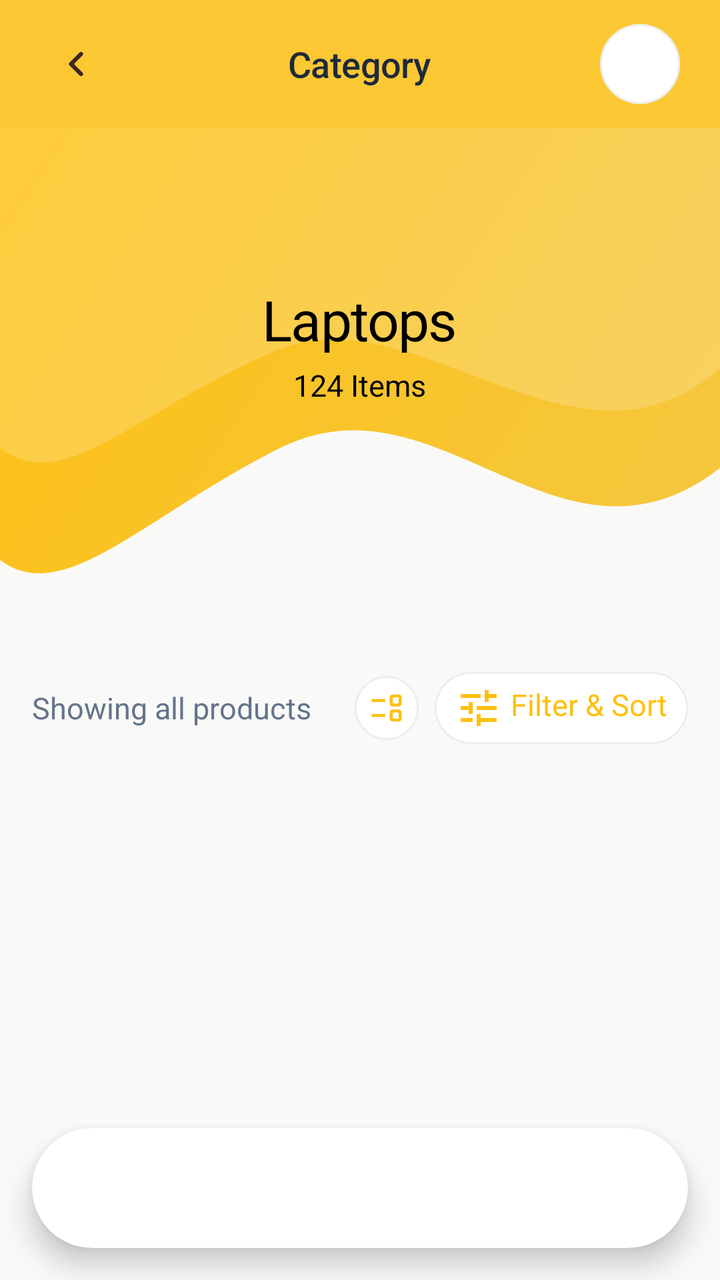
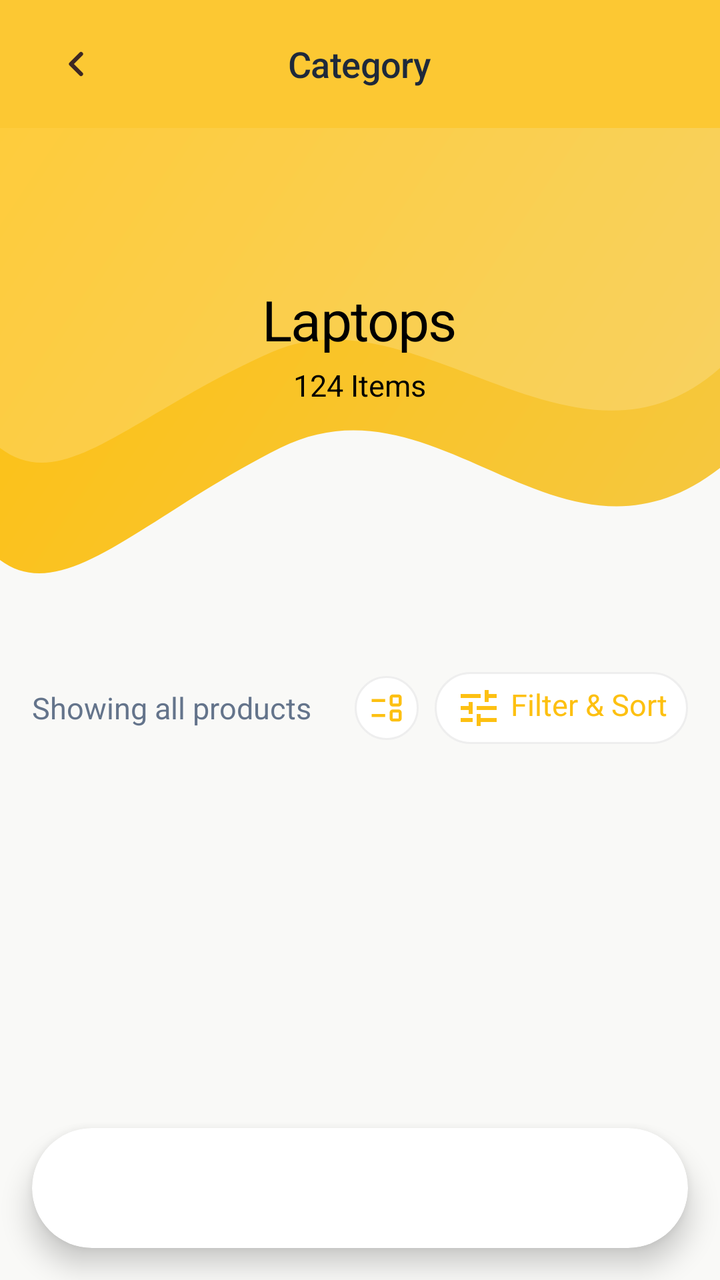

Screens rendered from an Android XML layout before and after an edit, with the pre-edit source and the edit as a unified diff.
<!-- AndroidManifest.xml: application theme Theme.BeckieDealApp -->
<!-- res/layout/activity_category_detail.xml -->
﻿<?xml version="1.0" encoding="utf-8"?>
<androidx.constraintlayout.widget.ConstraintLayout xmlns:android="http://schemas.android.com/apk/res/android"
    xmlns:app="http://schemas.android.com/apk/res-auto"
    xmlns:tools="http://schemas.android.com/tools"
    android:layout_width="match_parent"
    android:layout_height="match_parent"
    android:background="@color/background"
    android:fitsSystemWindows="true"
    tools:context=".CategoryDetailActivity">

    
    <com.google.android.material.appbar.MaterialToolbar
        android:id="@+id/topAppBar"
        android:layout_width="match_parent"
        android:layout_height="@dimen/toolbar_height"
        android:background="@color/topbar_yellow_transparent"
        app:contentInsetStart="0dp"
        app:elevation="0dp"
        app:layout_constraintTop_toTopOf="parent">

        <RelativeLayout
            android:layout_width="match_parent"
            android:layout_height="match_parent"
            android:paddingHorizontal="16dp">

            
            <ImageView
                android:id="@+id/backButton"
                android:layout_width="44dp"
                android:layout_height="44dp"
                android:layout_alignParentStart="true"
                android:layout_centerVertical="true"
                android:padding="12dp"
                android:src="@drawable/ic_arrow_left"
                android:contentDescription="Back"
                app:tint="@color/dark_brown" />

            
            <TextView
                android:id="@+id/categoryTitleText"
                android:layout_width="wrap_content"
                android:layout_height="wrap_content"
                android:layout_centerInParent="true"
                android:text="Category"
                android:textAppearance="@style/TextAppearance.App.SectionHeader" />

            
            <ImageView
                android:id="@+id/categoryImageIcon"
                android:layout_width="40dp"
                android:layout_height="40dp"
                android:layout_alignParentEnd="true"
                android:layout_centerVertical="true"
                android:layout_marginEnd="4dp"
                android:scaleType="fitCenter"
                android:contentDescription="Category Image"
                android:background="@drawable/chip_unselected" />

        </RelativeLayout>
    </com.google.android.material.appbar.MaterialToolbar>

    
    <androidx.core.widget.NestedScrollView
        android:layout_width="match_parent"
        android:layout_height="0dp"
        android:fillViewport="true"
        app:layout_constraintTop_toBottomOf="@id/topAppBar"
        app:layout_constraintBottom_toBottomOf="parent">

        <LinearLayout
            android:layout_width="match_parent"
            android:layout_height="wrap_content"
            android:orientation="vertical"
            android:clipToPadding="false"
            android:paddingBottom="100dp">

            
            <FrameLayout
                android:id="@+id/categoryHeroCard"
                android:layout_width="match_parent"
                android:layout_height="wrap_content">

                
                <ImageView
                    android:layout_width="match_parent"
                    android:layout_height="wrap_content"
                    android:adjustViewBounds="true"
                    android:importantForAccessibility="no"
                    android:scaleType="fitXY"
                    android:src="@drawable/bg_top_wave" />

                
                <LinearLayout
                    android:layout_width="match_parent"
                    android:layout_height="wrap_content"
                    android:layout_gravity="center_vertical"
                    android:orientation="vertical"
                    android:paddingHorizontal="20dp"
                    android:paddingTop="32dp"
                    android:paddingBottom="56dp"
                    android:gravity="center">

                    <TextView
                        android:id="@+id/heroTitle"
                        android:layout_width="wrap_content"
                        android:layout_height="wrap_content"
                        android:text="Laptops"
                        android:textAppearance="@style/TextAppearance.App.ScreenTitle"
                        android:textColor="#000000"
                        android:textAlignment="center" />

                    <TextView
                        android:id="@+id/heroSubtitle"
                        android:layout_width="wrap_content"
                        android:layout_height="wrap_content"
                        android:layout_marginTop="4dp"
                        android:text="124 Items"
                        android:textAppearance="@style/TextAppearance.App.Body"
                        android:textColor="#000000"
                        android:textAlignment="center" />
                </LinearLayout>
            </FrameLayout>

            
            <HorizontalScrollView
                android:layout_width="match_parent"
                android:layout_height="wrap_content"
                android:scrollbars="none"
                android:paddingTop="16dp"
                android:paddingBottom="4dp">

                <LinearLayout
                    android:id="@+id/brandFilterContainer"
                    android:layout_width="wrap_content"
                    android:layout_height="wrap_content"
                    android:orientation="horizontal"
                    android:paddingStart="16dp"
                    android:paddingEnd="16dp" />
            </HorizontalScrollView>

            
            <LinearLayout
                android:id="@+id/resultsRow"
                android:layout_width="match_parent"
                android:layout_height="wrap_content"
                android:orientation="horizontal"
                android:gravity="center_vertical"
                android:paddingHorizontal="16dp"
                android:paddingTop="12dp"
                android:paddingBottom="4dp">

                <TextView
                    android:id="@+id/resultsLabel"
                    android:layout_width="0dp"
                    android:layout_height="wrap_content"
                    android:layout_weight="1"
                    android:text="Showing all products"
                    android:textAppearance="@style/TextAppearance.App.Body"
                    android:textColor="@color/text_secondary" />

                
                <RelativeLayout
                    android:id="@+id/viewModeButton"
                    android:layout_width="32dp"
                    android:layout_height="32dp"
                    android:layout_marginEnd="8dp"
                    android:background="@drawable/chip_unselected"
                    android:clickable="true"
                    android:focusable="true">

                    <ImageView
                        android:id="@+id/viewModeIcon"
                        android:layout_width="18dp"
                        android:layout_height="18dp"
                        android:layout_centerInParent="true"
                        android:src="@drawable/event_list_24"
                        app:tint="@color/primary" />

                </RelativeLayout>

                <TextView
                    android:id="@+id/sortButton"
                    android:layout_width="wrap_content"
                    android:layout_height="wrap_content"
                    android:clickable="true"
                    android:focusable="true"
                    android:drawableStart="@drawable/ic_filter"
                    android:drawablePadding="4dp"
                    android:text="Filter &amp; Sort"
                    android:textAppearance="@style/TextAppearance.App.CardPrice"
                    android:textColor="@color/primary"
                    android:paddingHorizontal="10dp"
                    android:paddingVertical="6dp"
                    android:background="@drawable/chip_unselected" />
            </LinearLayout>

            
            <androidx.recyclerview.widget.RecyclerView
                android:id="@+id/detailProductsGrid"
                android:layout_width="match_parent"
                android:layout_height="wrap_content"
                android:layout_marginTop="4dp"
                android:paddingBottom="140dp"
                android:clipToPadding="false"
                android:background="@color/background"
                android:nestedScrollingEnabled="false"
                android:overScrollMode="never" />

        </LinearLayout>
    </androidx.core.widget.NestedScrollView>

    
    <include layout="@layout/layout_bottom_nav" />

</androidx.constraintlayout.widget.ConstraintLayout>
<!-- res/layout/layout_bottom_nav.xml (included above) -->
<?xml version="1.0" encoding="utf-8"?>
<FrameLayout
    xmlns:android="http://schemas.android.com/apk/res/android"
    xmlns:app="http://schemas.android.com/apk/res-auto"
    android:id="@+id/bottomNavGlassHost"
    android:layout_width="0dp"
    android:layout_height="wrap_content"
    android:layout_marginStart="@dimen/bottom_nav_side_margin"
    android:layout_marginEnd="@dimen/bottom_nav_side_margin"
    android:layout_marginBottom="@dimen/bottom_nav_bottom_margin"
    android:background="@drawable/bottom_nav_glass_bg"
    android:clipToOutline="true"
    android:elevation="8dp"
    app:layout_constraintBottom_toBottomOf="parent"
    app:layout_constraintStart_toStartOf="parent"
    app:layout_constraintEnd_toEndOf="parent">

    <LinearLayout
        android:id="@+id/customBottomNav"
        android:layout_width="match_parent"
        android:layout_height="60dp"
        android:orientation="horizontal"
        android:gravity="center"
        android:paddingStart="4dp"
        android:paddingEnd="4dp"
        android:weightSum="5.0">

        
        <LinearLayout
            android:id="@+id/navItemHome"
            android:layout_width="0dp"
            android:layout_height="match_parent"
            android:layout_weight="1"
            android:gravity="center"
            android:orientation="horizontal"
            android:clickable="true"
            android:focusable="true"
            android:background="?attr/selectableItemBackgroundBorderless">

            <LinearLayout
                android:id="@+id/navPillHome"
                android:layout_width="wrap_content"
                android:layout_height="34dp"
                android:orientation="horizontal"
                android:gravity="center"
                android:paddingStart="8dp"
                android:paddingEnd="8dp"
                android:background="@drawable/nav_pill_background">

                <ImageView
                    android:id="@+id/navIconHome"
                    android:layout_width="20dp"
                    android:layout_height="20dp"
                    android:src="@drawable/bottom_nav_home_icon"
                    android:scaleType="fitCenter" />

                <TextView
                    android:id="@+id/navLabelHome"
                    android:layout_width="wrap_content"
                    android:layout_height="wrap_content"
                    android:layout_marginStart="5dp"
                    android:text="Home"
                    android:textSize="11sp"
                    android:textStyle="bold"
                    android:visibility="gone"
                    android:alpha="0"
                    android:includeFontPadding="false" />
            </LinearLayout>
        </LinearLayout>

        
        <LinearLayout
            android:id="@+id/navItemCategories"
            android:layout_width="0dp"
            android:layout_height="match_parent"
            android:layout_weight="1"
            android:gravity="center"
            android:orientation="horizontal"
            android:clickable="true"
            android:focusable="true"
            android:background="?attr/selectableItemBackgroundBorderless">

            <LinearLayout
                android:id="@+id/navPillCategories"
                android:layout_width="wrap_content"
                android:layout_height="34dp"
                android:orientation="horizontal"
                android:gravity="center"
                android:paddingStart="8dp"
                android:paddingEnd="8dp"
                android:background="@drawable/nav_pill_background">

                <ImageView
                    android:id="@+id/navIconCategories"
                    android:layout_width="20dp"
                    android:layout_height="20dp"
                    android:src="@drawable/bottom_nav_categories_icon"
                    android:scaleType="fitCenter" />

                <TextView
                    android:id="@+id/navLabelCategories"
                    android:layout_width="wrap_content"
                    android:layout_height="wrap_content"
                    android:layout_marginStart="5dp"
                    android:text="Categories"
                    android:textSize="11sp"
                    android:textStyle="bold"
                    android:visibility="gone"
                    android:alpha="0"
                    android:includeFontPadding="false"
                    android:maxLines="1" />
            </LinearLayout>
        </LinearLayout>

        
        <LinearLayout
            android:id="@+id/navItemWishlist"
            android:layout_width="0dp"
            android:layout_height="match_parent"
            android:layout_weight="1"
            android:gravity="center"
            android:orientation="horizontal"
            android:clickable="true"
            android:focusable="true"
            android:background="?attr/selectableItemBackgroundBorderless">

            <LinearLayout
                android:id="@+id/navPillWishlist"
                android:layout_width="wrap_content"
                android:layout_height="34dp"
                android:orientation="horizontal"
                android:gravity="center"
                android:paddingStart="8dp"
                android:paddingEnd="8dp"
                android:background="@drawable/nav_pill_background">

                <ImageView
                    android:id="@+id/navIconWishlist"
                    android:layout_width="20dp"
                    android:layout_height="20dp"
                    android:src="@drawable/bottom_nav_favorites_icon"
                    android:scaleType="fitCenter" />

                <TextView
                    android:id="@+id/navLabelWishlist"
                    android:layout_width="wrap_content"
                    android:layout_height="wrap_content"
                    android:layout_marginStart="5dp"
                    android:text="Wishlist"
                    android:textSize="11sp"
                    android:textStyle="bold"
                    android:visibility="gone"
                    android:alpha="0"
                    android:includeFontPadding="false"
                    android:maxLines="1" />
            </LinearLayout>
        </LinearLayout>

        
        <LinearLayout
            android:id="@+id/navItemCart"
            android:layout_width="0dp"
            android:layout_height="match_parent"
            android:layout_weight="1"
            android:gravity="center"
            android:orientation="horizontal"
            android:clickable="true"
            android:focusable="true"
            android:background="?attr/selectableItemBackgroundBorderless">

            <LinearLayout
                android:id="@+id/navPillCart"
                android:layout_width="wrap_content"
                android:layout_height="34dp"
                android:orientation="horizontal"
                android:gravity="center"
                android:paddingStart="8dp"
                android:paddingEnd="8dp"
                android:background="@drawable/nav_pill_background">

                <ImageView
                    android:id="@+id/navIconCart"
                    android:layout_width="20dp"
                    android:layout_height="20dp"
                    android:src="@drawable/bottom_nav_cart_icon"
                    android:scaleType="fitCenter" />

                
                <FrameLayout
                    android:layout_width="wrap_content"
                    android:layout_height="wrap_content"
                    android:layout_marginStart="-6dp"
                    android:layout_marginTop="-4dp">
                    
                    <TextView
                        android:id="@+id/cartBadge"
                        android:layout_width="16dp"
                        android:layout_height="16dp"
                        android:background="@drawable/badge_pill"
                        android:backgroundTint="@color/primary"
                        android:textSize="9sp"
                        android:textStyle="bold"
                        android:textColor="@color/white_fixed"
                        android:visibility="gone"
                        android:includeFontPadding="false"
                        android:gravity="center" />
                </FrameLayout>

                <TextView
                    android:id="@+id/navLabelCart"
                    android:layout_width="wrap_content"
                    android:layout_height="wrap_content"
                    android:layout_marginStart="5dp"
                    android:text="Cart"
                    android:textSize="11sp"
                    android:textStyle="bold"
                    android:visibility="gone"
                    android:alpha="0"
                    android:includeFontPadding="false" />
            </LinearLayout>
        </LinearLayout>

        
        <LinearLayout
            android:id="@+id/navItemAccount"
            android:layout_width="0dp"
            android:layout_height="match_parent"
            android:layout_weight="1"
            android:gravity="center"
            android:orientation="horizontal"
            android:clickable="true"
            android:focusable="true"
            android:background="?attr/selectableItemBackgroundBorderless">

            <LinearLayout
                android:id="@+id/navPillAccount"
                android:layout_width="wrap_content"
                android:layout_height="34dp"
                android:orientation="horizontal"
                android:gravity="center"
                android:paddingStart="8dp"
                android:paddingEnd="8dp"
                android:background="@drawable/nav_pill_background">

                <ImageView
                    android:id="@+id/navIconAccount"
                    android:layout_width="20dp"
                    android:layout_height="20dp"
                    android:src="@drawable/bottom_nav_account_icon"
                    android:scaleType="fitCenter" />

                <TextView
                    android:id="@+id/navLabelAccount"
                    android:layout_width="wrap_content"
                    android:layout_height="wrap_content"
                    android:layout_marginStart="5dp"
                    android:text="Account"
                    android:textSize="11sp"
                    android:textStyle="bold"
                    android:visibility="gone"
                    android:alpha="0"
                    android:includeFontPadding="false" />
            </LinearLayout>
        </LinearLayout>

    </LinearLayout>

</FrameLayout>
<!-- resources referenced by this layout -->
<resources>
  <color name="background">#F9F9F7</color>
  <color name="dark_brown">#3E2723</color>
  <color name="primary">#FDC011</color>
  <color name="text_secondary">#64748B</color>
  <color name="topbar_yellow_transparent">#D9FDC011</color>
  <color name="white_fixed">#FFFFFF</color>
  <dimen name="bottom_nav_bottom_margin">16dp</dimen>
  <dimen name="bottom_nav_side_margin">16dp</dimen>
  <dimen name="toolbar_height">64dp</dimen>
  <!-- drawable bottom_nav_glass_bg (drawable) -->
  <?xml version="1.0" encoding="utf-8"?>
  <shape xmlns:android="http://schemas.android.com/apk/res/android"
      android:shape="rectangle">
      <solid android:color="@color/surface" />
      <corners android:radius="32dp" />
  </shape>
  <style name="TextAppearance.App.CardPrice" parent="TextAppearance.Material3.BodyLarge">
          <item name="android:fontFamily">@font/synonym_semibold</item>
          <item name="android:textSize">15sp</item>
          <item name="android:letterSpacing">0</item>
          <item name="android:textColor">@color/text_primary</item>
      </style>
  <style name="TextAppearance.App.ScreenTitle" parent="TextAppearance.Material3.HeadlineMedium">
          <item name="android:fontFamily">@font/amulya_bold</item>
          <item name="android:textSize">28sp</item>
          <item name="android:letterSpacing">-0.02</item>
          <item name="android:textColor">#000000</item>
      </style>
  <style name="Theme.BeckieDealApp" parent="Base.Theme.BeckieDealApp">
          <item name="buttonStyle">@style/Widget.App.Button</item>
          <item name="materialButtonStyle">@style/Widget.App.Button</item>
      </style>
  <color name="surface">#FFFFFF</color>
  <dimen name="chip_stroke_width">1dp</dimen>
  <dimen name="chip_pill_radius">20dp</dimen>
  <color name="text_primary">#1E293B</color>
  <style name="Widget.App.Button" parent="Widget.Material3.Button">
          <item name="shapeAppearance">@style/ShapeAppearance.App.Button.Pill</item>
          <item name="android:textAppearance">@style/TextAppearance.App.Button</item>
      </style>
  <color name="on_primary">#FFFFFF</color>
  <color name="primary_container">#FDC011</color>
  <color name="on_primary_container">#582200</color>
  <color name="chip_selected_bg">#3E2723</color>
  <color name="on_surface">#251913</color>
  <style name="TextAppearance.App.PriceHero" parent="TextAppearance.Material3.TitleLarge">
          <item name="android:fontFamily">@font/amulya_bold</item>
          <item name="android:textSize">22sp</item>
          <item name="android:letterSpacing">-0.01</item>
          <item name="android:textColor">@color/text_primary</item>
      </style>
  <style name="TextAppearance.App.CardProductName" parent="TextAppearance.Material3.BodyLarge">
          <item name="android:fontFamily">@font/synonym_medium</item>
          <item name="android:textSize">15sp</item>
          <item name="android:letterSpacing">0</item>
          <item name="android:textColor">@color/text_primary</item>
      </style>
  <style name="TextAppearance.App.Button" parent="TextAppearance.Material3.LabelLarge">
          <item name="android:fontFamily">@font/synonym_semibold</item>
          <item name="android:textSize">15sp</item>
          <item name="android:letterSpacing">0.01</item>
          <item name="android:textAllCaps">false</item>
      </style>
  <style name="ShapeAppearance.App.Button.Pill" parent="">
          <item name="cornerFamily">rounded</item>
          <item name="cornerSize">50%</item>
      </style>
  <color name="nav_indicator_fill">#FFF1EB</color>
  <style name="ShapeAppearance.App.BottomNav.ActiveIndicator" parent="">
          <item name="cornerFamily">rounded</item>
          <item name="cornerSize">50%</item>
      </style>
  <!-- unchanged entries left out for length: 41 -->
</resources>

<!-- the commit's change to res/layout/activity_category_detail.xml (unified diff, before → after) -->
@@ -45,16 +45,6 @@
                 android:textAppearance="@style/TextAppearance.App.SectionHeader" />
 
             
-            <ImageView
-                android:id="@+id/categoryImageIcon"
-                android:layout_width="40dp"
-                android:layout_height="40dp"
-                android:layout_alignParentEnd="true"
-                android:layout_centerVertical="true"
-                android:layout_marginEnd="4dp"
-                android:scaleType="fitCenter"
-                android:contentDescription="Category Image"
-                android:background="@drawable/chip_unselected" />
 
         </RelativeLayout>
     </com.google.android.material.appbar.MaterialToolbar>
